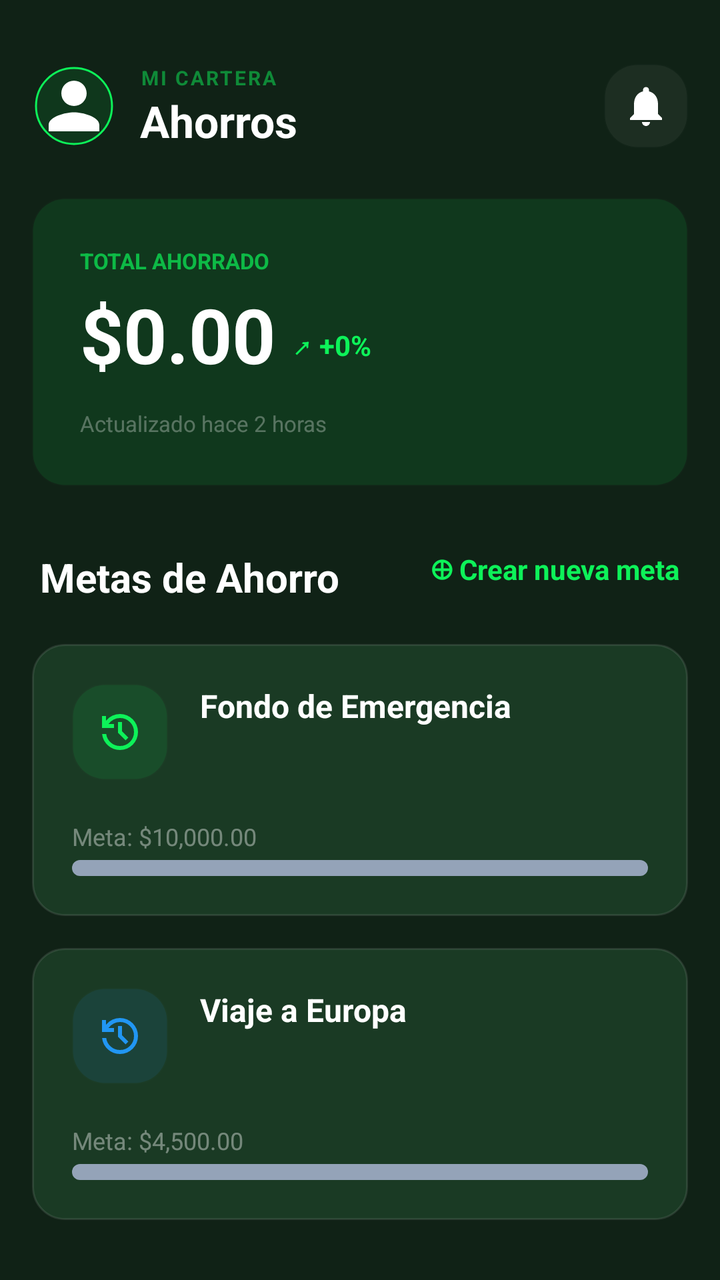
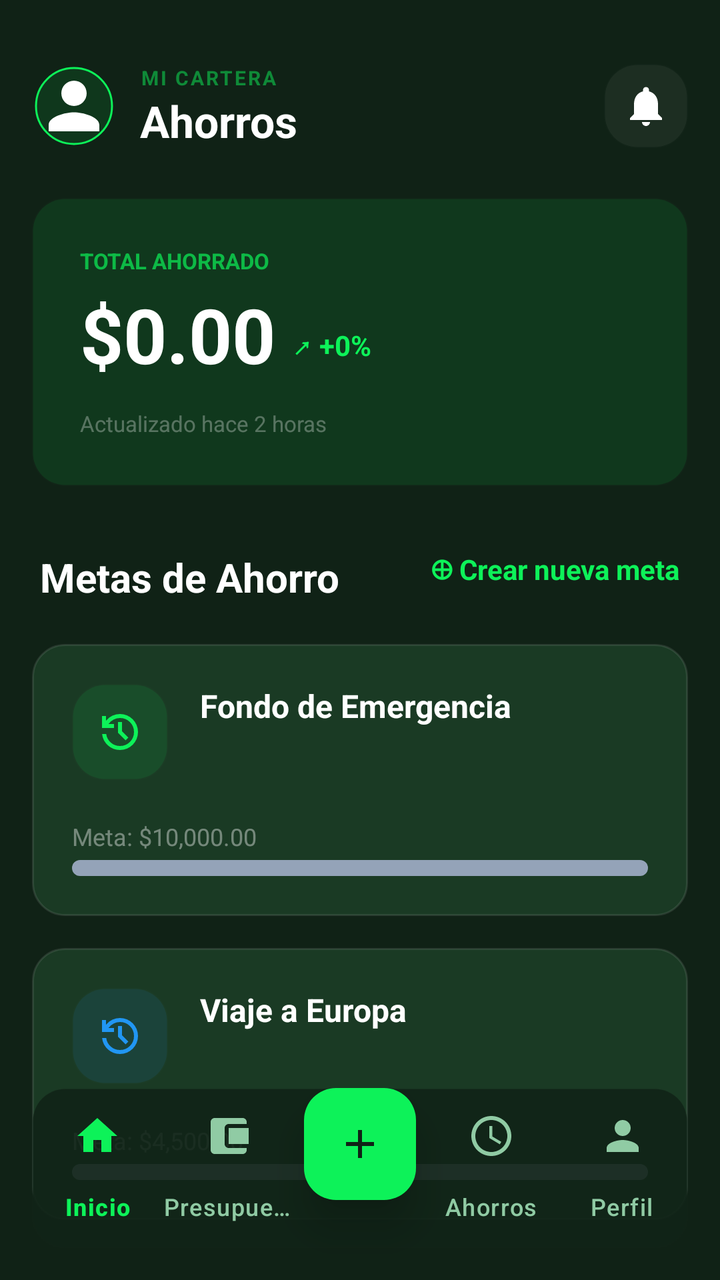

Compare the two renders of this Android layout. The source of the first and the diff that turns it into the second are given below.
<!-- AndroidManifest.xml: application theme Theme.IngresosGastosApp -->
<!-- res/layout/activity_ahorros.xml -->
<?xml version="1.0" encoding="utf-8"?>
<androidx.constraintlayout.widget.ConstraintLayout xmlns:android="http://schemas.android.com/apk/res/android"
    xmlns:app="http://schemas.android.com/apk/res-auto"
    xmlns:tools="http://schemas.android.com/tools"
    android:layout_width="match_parent"
    android:layout_height="match_parent"
    android:background="@color/stitch_background">

    
    <androidx.core.widget.NestedScrollView
        android:id="@+id/scroll_content"
        android:layout_width="match_parent"
        android:layout_height="0dp"
        android:fillViewport="true"
        app:layout_constraintBottom_toBottomOf="parent"
        app:layout_constraintTop_toTopOf="parent">

        <LinearLayout
            android:layout_width="match_parent"
            android:layout_height="wrap_content"
            android:orientation="vertical"
            android:padding="16dp">

            
            <RelativeLayout
                android:layout_width="match_parent"
                android:layout_height="wrap_content"
                android:layout_marginTop="16dp"
                android:layout_marginBottom="24dp">

                <com.google.android.material.imageview.ShapeableImageView
                    android:id="@+id/img_profile_ahorros"
                    android:layout_width="42dp"
                    android:layout_height="42dp"
                    android:src="@drawable/ic_person"
                    android:background="#1A0DF259"
                    android:padding="2dp"
                    app:shapeAppearanceOverlay="@style/CircleImage"
                    app:strokeColor="@color/stitch_primary"
                    app:strokeWidth="1dp"/>

                <LinearLayout
                    android:layout_width="wrap_content"
                    android:layout_height="wrap_content"
                    android:layout_toEndOf="@id/img_profile_ahorros"
                    android:layout_marginStart="12dp"
                    android:orientation="vertical">
                    <TextView
                        android:layout_width="wrap_content"
                        android:layout_height="wrap_content"
                        android:text="MI CARTERA"
                        android:textColor="#800DF259"
                        android:textSize="10sp"
                        android:textStyle="bold"
                        android:letterSpacing="0.1"/>
                    <TextView
                        android:layout_width="wrap_content"
                        android:layout_height="wrap_content"
                        android:text="Ahorros"
                        android:textColor="@color/white"
                        android:textSize="22sp"
                        android:textStyle="bold"/>
                </LinearLayout>

                <ImageButton
                    android:layout_width="42dp"
                    android:layout_height="42dp"
                    android:layout_alignParentEnd="true"
                    android:background="@drawable/bg_stitch_card"
                    android:backgroundTint="#0DFFFFFF"
                    android:src="@drawable/ic_notifications"
                    app:tint="@color/white" />
            </RelativeLayout>

            
            <androidx.constraintlayout.widget.ConstraintLayout
                android:layout_width="match_parent"
                android:layout_height="wrap_content"
                android:background="@drawable/bg_stitch_card"
                android:backgroundTint="#1A0DF259"
                android:padding="24dp"
                android:layout_marginBottom="32dp">

                <TextView
                    android:id="@+id/label_total"
                    android:layout_width="wrap_content"
                    android:layout_height="wrap_content"
                    android:text="TOTAL AHORRADO"
                    android:textColor="#B30DF259"
                    android:textSize="11sp"
                    android:textStyle="bold"
                    app:layout_constraintTop_toTopOf="parent"
                    app:layout_constraintStart_toStartOf="parent" />

                <TextView
                    android:id="@+id/tv_total_ahorrado"
                    android:layout_width="wrap_content"
                    android:layout_height="wrap_content"
                    android:text="$0.00"
                    android:textColor="@color/white"
                    android:textSize="38sp"
                    android:textStyle="bold"
                    android:layout_marginTop="4dp"
                    app:layout_constraintTop_toBottomOf="@id/label_total"
                    app:layout_constraintStart_toStartOf="parent" />

                <TextView
                    android:layout_width="wrap_content"
                    android:layout_height="wrap_content"
                    android:text="↗ +0%"
                    android:textColor="@color/stitch_primary"
                    android:textStyle="bold"
                    android:textSize="14sp"
                    android:layout_marginStart="8dp"
                    app:layout_constraintBottom_toBottomOf="@id/tv_total_ahorrado"
                    app:layout_constraintStart_toEndOf="@id/tv_total_ahorrado"
                    android:layout_marginBottom="10dp" />

                <TextView
                    android:layout_width="wrap_content"
                    android:layout_height="wrap_content"
                    android:text="Actualizado hace 2 horas"
                    android:textColor="#4DFFFFFF"
                    android:textSize="11sp"
                    android:layout_marginTop="12dp"
                    app:layout_constraintTop_toBottomOf="@id/tv_total_ahorrado"
                    app:layout_constraintStart_toStartOf="parent" />
            </androidx.constraintlayout.widget.ConstraintLayout>

            
            <RelativeLayout
                android:layout_width="match_parent"
                android:layout_height="wrap_content"
                android:layout_marginBottom="20dp"
                android:paddingHorizontal="4dp">
                <TextView
                    android:layout_width="wrap_content"
                    android:layout_height="wrap_content"
                    android:text="Metas de Ahorro"
                    android:textColor="@color/white"
                    android:textSize="20sp"
                    android:textStyle="bold"/>
                <TextView
                    android:id="@+id/btn_crear_meta"
                    android:layout_width="wrap_content"
                    android:layout_height="wrap_content"
                    android:layout_alignParentEnd="true"
                    android:text="⊕ Crear nueva meta"
                    android:textColor="@color/stitch_primary"
                    android:textStyle="bold"
                    android:textSize="14sp"/>
            </RelativeLayout>

            
            <LinearLayout
                android:layout_width="match_parent"
                android:layout_height="wrap_content"
                android:orientation="vertical">

                <androidx.constraintlayout.widget.ConstraintLayout
                    android:id="@+id/card_meta_emergencia"
                    android:layout_width="match_parent"
                    android:layout_height="wrap_content"
                    android:background="@drawable/bg_stitch_card"
                    android:padding="20dp"
                    android:layout_marginBottom="16dp"
                    android:clickable="true"
                    android:focusable="true"
                    android:foreground="?attr/selectableItemBackground">

                    <View
                        android:id="@+id/icon_bg_1"
                        android:layout_width="48dp"
                        android:layout_height="48dp"
                        android:background="@drawable/bg_stitch_card"
                        android:backgroundTint="#1A0DF259"
                        app:layout_constraintTop_toTopOf="parent"
                        app:layout_constraintStart_toStartOf="parent" />

                    <ImageView
                        android:layout_width="24dp"
                        android:layout_height="24dp"
                        android:src="@drawable/ic_history"
                        app:tint="@color/stitch_primary"
                        app:layout_constraintTop_toTopOf="@id/icon_bg_1"
                        app:layout_constraintBottom_toBottomOf="@id/icon_bg_1"
                        app:layout_constraintStart_toStartOf="@id/icon_bg_1"
                        app:layout_constraintEnd_toEndOf="@id/icon_bg_1" />

                    <TextView
                        android:layout_width="wrap_content"
                        android:layout_height="wrap_content"
                        android:text="Fondo de Emergencia"
                        android:textColor="@color/white"
                        android:textStyle="bold"
                        android:textSize="16sp"
                        android:layout_marginStart="16dp"
                        app:layout_constraintTop_toTopOf="@id/icon_bg_1"
                        app:layout_constraintStart_toEndOf="@id/icon_bg_1" />

                    <TextView
                        android:layout_width="wrap_content"
                        android:layout_height="wrap_content"
                        android:text="Meta: $10,000.00"
                        android:textColor="#66FFFFFF"
                        android:textSize="12sp"
                        android:layout_marginTop="20dp"
                        app:layout_constraintTop_toBottomOf="@id/icon_bg_1"
                        app:layout_constraintStart_toStartOf="parent" />

                    <ProgressBar
                        style="@android:style/Widget.ProgressBar.Horizontal"
                        android:layout_width="match_parent"
                        android:layout_height="8dp"
                        android:layout_marginTop="40dp"
                        android:progress="0"
                        android:progressDrawable="@drawable/progress_bar_green"
                        app:layout_constraintTop_toBottomOf="@id/icon_bg_1" />
                </androidx.constraintlayout.widget.ConstraintLayout>

                <androidx.constraintlayout.widget.ConstraintLayout
                    android:id="@+id/card_meta_viaje"
                    android:layout_width="match_parent"
                    android:layout_height="wrap_content"
                    android:background="@drawable/bg_stitch_card"
                    android:padding="20dp"
                    android:layout_marginBottom="16dp"
                    android:clickable="true"
                    android:focusable="true"
                    android:foreground="?attr/selectableItemBackground">

                    <View
                        android:id="@+id/icon_bg_2"
                        android:layout_width="48dp"
                        android:layout_height="48dp"
                        android:background="@drawable/bg_stitch_card"
                        android:backgroundTint="#1A2196F3"
                        app:layout_constraintTop_toTopOf="parent"
                        app:layout_constraintStart_toStartOf="parent" />

                    <ImageView
                        android:layout_width="24dp"
                        android:layout_height="24dp"
                        android:src="@drawable/ic_history"
                        app:tint="#2196F3"
                        app:layout_constraintTop_toTopOf="@id/icon_bg_2"
                        app:layout_constraintBottom_toBottomOf="@id/icon_bg_2"
                        app:layout_constraintStart_toStartOf="@id/icon_bg_2"
                        app:layout_constraintEnd_toEndOf="@id/icon_bg_2" />

                    <TextView
                        android:layout_width="wrap_content"
                        android:layout_height="wrap_content"
                        android:text="Viaje a Europa"
                        android:textColor="@color/white"
                        android:textStyle="bold"
                        android:textSize="16sp"
                        android:layout_marginStart="16dp"
                        app:layout_constraintTop_toTopOf="@id/icon_bg_2"
                        app:layout_constraintStart_toEndOf="@id/icon_bg_2" />

                    <TextView
                        android:layout_width="wrap_content"
                        android:layout_height="wrap_content"
                        android:text="Meta: $4,500.00"
                        android:textColor="#66FFFFFF"
                        android:textSize="12sp"
                        android:layout_marginTop="20dp"
                        app:layout_constraintTop_toBottomOf="@id/icon_bg_2"
                        app:layout_constraintStart_toStartOf="parent" />

                    <ProgressBar
                        style="@android:style/Widget.ProgressBar.Horizontal"
                        android:layout_width="match_parent"
                        android:layout_height="8dp"
                        android:layout_marginTop="40dp"
                        android:progress="0"
                        android:progressDrawable="@drawable/progress_bar_green"
                        app:layout_constraintTop_toBottomOf="@id/icon_bg_2" />
                </androidx.constraintlayout.widget.ConstraintLayout>

            </LinearLayout>

        </LinearLayout>
    </androidx.core.widget.NestedScrollView>

    

</androidx.constraintlayout.widget.ConstraintLayout>
<!-- resources referenced by this layout -->
<resources>
  <color name="stitch_background">#102216</color>
  <color name="stitch_primary">#0df259</color>
  <color name="white">#FFFFFFFF</color>
  <!-- drawable bg_stitch_card (drawable) -->
  <?xml version="1.0" encoding="utf-8"?>
  <shape xmlns:android="http://schemas.android.com/apk/res/android">
      <solid android:color="#1A3A24" />
      <corners android:radius="16dp" />
      <stroke android:width="1dp" android:color="#1AFFFFFF" />
  </shape>
  <!-- drawable ic_notifications (drawable) -->
  <?xml version="1.0" encoding="utf-8"?>
  <vector xmlns:android="http://schemas.android.com/apk/res/android"
      android:width="24dp"
      android:height="24dp"
      android:viewportWidth="24"
      android:viewportHeight="24">
      <path
          android:fillColor="@color/white"
          android:pathData="M12,22c1.1,0 2,-0.9 2,-2h-4c0,1.1 0.89,2 2,2zM18,16v-5c0,-3.07 -1.64,-5.64 -4.5,-6.32L13.5,4c0,-0.83 -0.67,-1.5 -1.5,-1.5s-1.5,0.67 -1.5,1.5v0.68C7.63,5.36 6,7.92 6,11v5l-2,2v1h16v-1l-2,-2z"/>
  </vector>
  <!-- drawable ic_person (drawable) -->
  <?xml version="1.0" encoding="utf-8"?>
  <vector xmlns:android="http://schemas.android.com/apk/res/android"
      android:width="24dp"
      android:height="24dp"
      android:viewportWidth="24"
      android:viewportHeight="24">
      <path
          android:fillColor="@color/white"
          android:pathData="M12,12c2.21,0 4,-1.79 4,-4s-1.79,-4 -4,-4 -4,1.79 -4,4 1.79,4 4,4zM12,14c-2.67,0 -8,1.34 -8,4v2h16v-2c0,-2.66 -5.33,-4 -8,-4z"/>
  </vector>
  <!-- drawable progress_bar_green (drawable) -->
  <?xml version="1.0" encoding="utf-8"?>
  <layer-list xmlns:android="http://schemas.android.com/apk/res/android">
      <item android:id="@android:id/background">
          <shape>
              <corners android:radius="4dp" />
              <solid android:color="@color/text_on_dark_muted" />
          </shape>
      </item>
      <item android:id="@android:id/progress">
          <clip>
              <shape>
                  <corners android:radius="4dp" />
                  <solid android:color="@color/green_accent" />
              </shape>
          </clip>
      </item>
  </layer-list>
  <style name="CircleImage">
          <item name="cornerSize">50%</item>
      </style>
  <style name="Theme.IngresosGastosApp" parent="Base.Theme.IngresosGastosApp" />
  <color name="text_on_dark_muted">#94A3B8</color>
  <color name="green_accent">#22C55E</color>
  <style name="Base.Theme.IngresosGastosApp" parent="Theme.Material3.DayNight.NoActionBar">
          <item name="colorPrimary">@color/green_accent</item>
          <item name="colorPrimaryContainer">@color/bg_dark_card</item>
          <item name="colorOnPrimary">@color/white</item>
          <item name="android:statusBarColor">@color/bg_dark</item>
          <item name="android:navigationBarColor">@color/bg_dark</item>
          <item name="android:windowBackground">@color/bg_dark</item>
          <item name="android:windowLightStatusBar">false</item>
          <item name="shapeAppearanceOverlay">@style/CircleImage</item>
      </style>
  <color name="bg_dark_card">#1A2E19</color>
  <color name="bg_dark">#0D1F0C</color>
  <!-- unchanged entries left out for length: 1 -->
</resources>

<!-- the commit's change to res/layout/activity_ahorros.xml (unified diff, before → after) -->
@@ -11,6 +11,7 @@
         android:id="@+id/scroll_content"
         android:layout_width="match_parent"
         android:layout_height="0dp"
+        android:clipToPadding="false"
         android:fillViewport="true"
         app:layout_constraintBottom_toBottomOf="parent"
         app:layout_constraintTop_toTopOf="parent">
@@ -19,7 +20,8 @@
             android:layout_width="match_parent"
             android:layout_height="wrap_content"
             android:orientation="vertical"
-            android:padding="16dp">
+            android:padding="16dp"
+            android:paddingBottom="120dp">
 
             
             <RelativeLayout
@@ -285,5 +287,49 @@
     </androidx.core.widget.NestedScrollView>
 
     
+    <include
+        layout="@layout/layout_bottom_navigation"
+        android:layout_width="0dp"
+        android:layout_height="wrap_content"
+        app:layout_constraintBottom_toBottomOf="parent"
+        app:layout_constraintEnd_toEndOf="parent"
+        app:layout_constraintStart_toStartOf="parent" />
 
 </androidx.constraintlayout.widget.ConstraintLayout>
+<!-- res/layout/layout_bottom_navigation.xml (included above) -->
+<?xml version="1.0" encoding="utf-8"?>
+<FrameLayout xmlns:android="http://schemas.android.com/apk/res/android"
+    xmlns:app="http://schemas.android.com/apk/res-auto"
+    android:id="@+id/bottom_nav_container"
+    android:layout_width="match_parent"
+    android:layout_height="wrap_content"
+    android:layout_gravity="bottom">
+
+    <com.google.android.material.bottomnavigation.BottomNavigationView
+        android:id="@+id/bottom_navigation"
+        android:layout_width="match_parent"
+        android:layout_height="wrap_content"
+        android:layout_marginBottom="16dp"
+        android:layout_marginEnd="16dp"
+        android:layout_marginStart="16dp"
+        android:background="@drawable/bg_stitch_card"
+        app:backgroundTint="#E6102216"
+        app:elevation="8dp"
+        app:itemIconTint="@color/nav_item_selector"
+        app:itemTextColor="@color/nav_item_selector"
+        app:labelVisibilityMode="labeled"
+        app:menu="@menu/bottom_nav_menu" />
+
+    <com.google.android.material.floatingactionbutton.FloatingActionButton
+        android:id="@+id/fab_add"
+        android:layout_width="wrap_content"
+        android:layout_height="wrap_content"
+        android:layout_gravity="center_horizontal"
+        android:src="@drawable/ic_add"
+        app:backgroundTint="@color/stitch_primary"
+        app:borderWidth="0dp"
+        app:elevation="12dp"
+        app:fabSize="normal"
+        app:tint="@color/stitch_background" />
+
+</FrameLayout>
<!-- resource entries referenced after the edit -->
@@ -10,6 +10,12 @@
       <corners android:radius="16dp" />
       <stroke android:width="1dp" android:color="#1AFFFFFF" />
   </shape>
+  <!-- drawable ic_add (drawable) -->
+  <vector xmlns:android="http://schemas.android.com/apk/res/android" android:height="24dp" android:tint="#000000" android:viewportHeight="24" android:viewportWidth="24" android:width="24dp">
+        
+      <path android:fillColor="@android:color/white" android:pathData="M19,13h-6v6h-2v-6H5v-2h6V5h2v6h6v2z"/>
+      
+  </vector>
   <!-- drawable ic_notifications (drawable) -->
   <?xml version="1.0" encoding="utf-8"?>
   <vector xmlns:android="http://schemas.android.com/apk/res/android"
